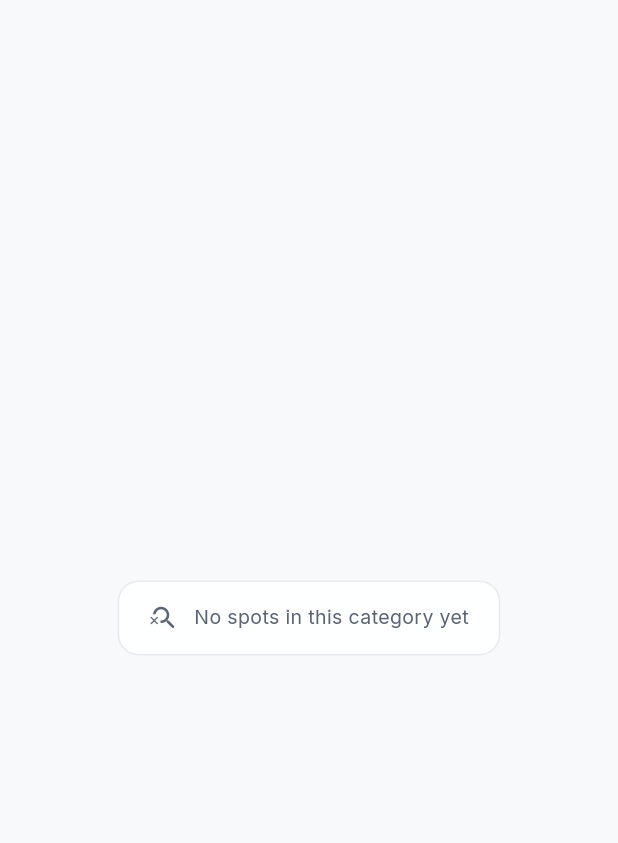
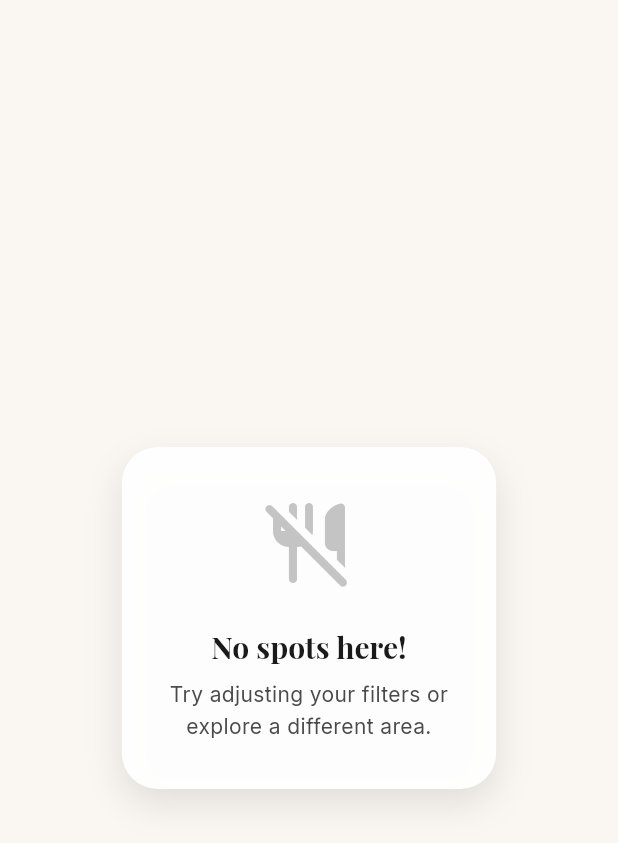
Before and after one commit to aaadnan259/Vantage419, a Flutter app: the EmptyStateOverlay widget shown alone on an empty page, opened directly, on a phone screen of 412 x 824 dp. Shown: the top 843 px of the screen. Run offline on Flutter 3.47's test engine with Material 3 defaults, Android fonts, the phone set to English and light mode, and no system bars; our stand-ins replace flutter_map, flutter_riverpod, geolocator, google_fonts, latlong2, share_plus and 1 more; accounts and stored records are empty.

Commit message:
feat: implement 'Editorial Pivot' UI redesign and update documentation

```diff
--- a/lib/core/models/toledo_spot.dart
+++ b/lib/core/models/toledo_spot.dart
@@ -12,6 +12,7 @@ class ToledoSpot {
     required this.description,
     this.imageUrl,
     this.address,
+    this.tags = const [],
   });
 
   final String id;
@@ -23,6 +24,7 @@ class ToledoSpot {
   final String description;
   final String? imageUrl;
   final String? address;
+  final List<String> tags;
 
   Map<String, dynamic> toJson() => {
     'id': id,
@@ -34,6 +36,7 @@ class ToledoSpot {
     'description': description,
     'imageUrl': imageUrl,
     'address': address,
+    'tags': tags,
   };
 
   /// S3.4: Defensive deserialization with coordinate validation
@@ -61,6 +64,9 @@ class ToledoSpot {
       description: json['description'] as String? ?? '',
       imageUrl: json['imageUrl'] as String?,
       address: json['address'] as String?,
+      tags:
+          (json['tags'] as List<dynamic>?)?.map((e) => e.toString()).toList() ??
+          const [],
     );
   }
 }
--- a/lib/core/theme/palette.dart
+++ b/lib/core/theme/palette.dart
@@ -39,36 +39,36 @@ class VantagePalette extends ThemeExtension<VantagePalette> {
   final Color success;
   final Color warning;
 
-  /// S7.2: Dark Mode Palette (Existing OLED Theme)
+  /// S7.2: Dark Mode Palette ("Midnight" - Deep Green & Gold)
   static const dark = VantagePalette(
-    primaryBackground: Color(0xFF0A0E14),
-    surface: Color(0xFF1A1F2E),
-    surfaceLight: Color(0xFF252B3B),
+    primaryBackground: Color(0xFF051907), // Deep Green
+    surface: Color(0xFF0A200C), // Slightly lighter green
+    surfaceLight: Color(0xFF142B16),
     textPrimary: Color(0xFFE6E6E6),
-    textSecondary: Color(0xFF8B95A8),
-    textMuted: Color(0xFF5A6475),
-    accent: Color(0xFF0D7ABF),
-    accentLight: Color(0xFF1A9AE6),
-    accentDark: Color(0xFF085A8F),
+    textSecondary: Color(0xFFC4C4C4),
+    textMuted: Color(0xFF8B95A8),
+    accent: Color(0xFFFFD700), // Gold
+    accentLight: Color(0xFFFFE66D),
+    accentDark: Color(0xFFC6A700),
     error: Color(0xFFF44336),
     success: Color(0xFF4CAF50),
     warning: Color(0xFFFFB74D),
   );
 
-  /// S7.2: Light Mode Palette (New)
+  /// S7.2: Light Mode Palette ("YummiBite" - Cream & Forest Green)
   static const light = VantagePalette(
-    primaryBackground: Color(0xFFF8F9FA), // Off-white
-    surface: Color(0xFFFFFFFF), // Pure white card
-    surfaceLight: Color(0xFFF1F3F5), // Light gray areas
-    textPrimary: Color(0xFF1A1F2E), // Dark blue text (inverse of dark surface)
-    textSecondary: Color(0xFF5A6475), // Muted blue-gray
-    textMuted: Color(0xFF8B95A8), // Lighter gray
-    accent: Color(0xFF0D7ABF), // Toyota Blue (same brand identity)
-    accentLight: Color(0xFF1A9AE6),
-    accentDark: Color(0xFF085A8F),
-    error: Color(0xFFD32F2F), // Slightly darker error for light mode
-    success: Color(0xFF388E3C), // Slightly darker green
-    warning: Color(0xFFF57C00), // Darker orange
+    primaryBackground: Color(0xFFFAF7F2), // Cream (Warm, paper-like)
+    surface: Color(0xFFFFFFFF), // Pure White
+    surfaceLight: Color(0xFFF0EBE0), // Slightly darker cream
+    textPrimary: Color(0xFF1A1A1A), // Charcoal
+    textSecondary: Color(0xFF4A4A4A), // Graphite
+    textMuted: Color(0xFF8C8C8C),
+    accent: Color(0xFF7CB342), // Fresh Lime
+    accentLight: Color(0xFFAED581),
+    accentDark: Color(0xFF2D5016), // Forest Green (Primary Brand)
+    error: Color(0xFFD32F2F),
+    success: Color(0xFF388E3C),
+    warning: Color(0xFFF57C00),
   );
 
   @override
--- a/lib/core/theme/typography.dart
+++ b/lib/core/theme/typography.dart
@@ -4,25 +4,25 @@ import 'package:google_fonts/google_fonts.dart';
 /// Vantage 419 type system — Space Grotesk headings, Inter body.
 abstract final class VantageTypography {
   static TextTheme get textTheme => TextTheme(
-    displayLarge: GoogleFonts.spaceGrotesk(
+    displayLarge: GoogleFonts.playfairDisplay(
       fontSize: 32,
       fontWeight: FontWeight.bold,
       letterSpacing: -0.5,
     ),
-    displayMedium: GoogleFonts.spaceGrotesk(
+    displayMedium: GoogleFonts.playfairDisplay(
       fontSize: 28,
       fontWeight: FontWeight.bold,
       letterSpacing: -0.25,
     ),
-    headlineLarge: GoogleFonts.spaceGrotesk(
+    headlineLarge: GoogleFonts.playfairDisplay(
       fontSize: 24,
       fontWeight: FontWeight.w700,
     ),
-    headlineMedium: GoogleFonts.spaceGrotesk(
+    headlineMedium: GoogleFonts.playfairDisplay(
       fontSize: 20,
       fontWeight: FontWeight.w600,
     ),
-    headlineSmall: GoogleFonts.spaceGrotesk(
+    headlineSmall: GoogleFonts.playfairDisplay(
       fontSize: 18,
       fontWeight: FontWeight.w600,
     ),
--- a/lib/core/utils/constants.dart
+++ b/lib/core/utils/constants.dart
@@ -10,6 +10,9 @@ abstract final class AppConstants {
   // Dark map tiles (CartoDB Dark Matter)
   static const darkTileUrl =
       'https://basemaps.cartocdn.com/dark_all/{z}/{x}/{y}@2x.png';
+  // Light map tiles (CartoDB Voyager - Clean, light)
+  static const lightTileUrl =
+      'https://basemaps.cartocdn.com/rastertiles/voyager/{z}/{x}/{y}@2x.png';
 
   // Animation durations
   static const spinDuration = Duration(milliseconds: 1000);
--- a/lib/features/map/widgets/empty_state.dart
+++ b/lib/features/map/widgets/empty_state.dart
@@ -1,46 +1,56 @@
 import 'package:flutter/material.dart';
 import '../../../../core/utils/extensions.dart';
 
-/// Shown on the map when no spots match the active roulette mode.
+/// S6.3 / S4.5.5: Empty state when no spots match active mode.
+/// Updated with "Playful" editorial style.
 class EmptyStateOverlay extends StatelessWidget {
   const EmptyStateOverlay({super.key});
 
   @override
   Widget build(BuildContext context) {
-    return Positioned(
-      bottom: 120,
-      left: 32,
-      right: 32,
-      child: Center(
-        child: Container(
-          padding: const EdgeInsets.symmetric(horizontal: 20, vertical: 14),
-          decoration: BoxDecoration(
-            color: context.colors.surface.withValues(alpha: 0.92),
-            borderRadius: BorderRadius.circular(14),
-            border: Border.all(
-              color: context.colors.textMuted.withValues(alpha: 0.2),
+    return Center(
+      child: Container(
+        padding: const EdgeInsets.all(32),
+        margin: const EdgeInsets.all(24),
+        decoration: BoxDecoration(
+          color: context.colors.surface.withValues(alpha: 0.95),
+          borderRadius: BorderRadius.circular(24),
+          boxShadow: [
+            BoxShadow(
+              color: Colors.black.withValues(alpha: 0.1),
+              blurRadius: 20,
+              offset: const Offset(0, 10),
             ),
-          ),
-          child: Row(
-            mainAxisSize: MainAxisSize.min,
-            children: [
-              Icon(
-                Icons.search_off_rounded,
+          ],
+        ),
+        child: Column(
+          mainAxisSize: MainAxisSize.min,
+          children: [
+            // Playful Icon (Hungry Ghost / Plate)
+            Icon(
+              Icons.no_meals_rounded,
+              size: 64,
+              color: context.colors.textMuted.withValues(alpha: 0.5),
+            ),
+            const SizedBox(height: 24),
+            Text(
+              "No spots here!",
+              style: context.textTheme.headlineMedium?.copyWith(
+                color: context.colors.textPrimary,
+                fontWeight: FontWeight.bold,
+              ),
+              textAlign: TextAlign.center,
+            ),
+            const SizedBox(height: 8),
+            Text(
+              "Try adjusting your filters or\nexplore a different area.",
+              style: context.textTheme.bodyMedium?.copyWith(
                 color: context.colors.textSecondary,
-                size: 20,
+                height: 1.5,
               ),
-              SizedBox(width: 10),
-              Flexible(
-                child: Text(
-                  'No spots in this category yet',
-                  style: TextStyle(
-                    color: context.colors.textSecondary,
-                    fontSize: 13,
-                  ),
-                ),
-              ),
-            ],
-          ),
+              textAlign: TextAlign.center,
+            ),
+          ],
         ),
       ),
     );
--- a/pubspec.yaml
+++ b/pubspec.yaml
@@ -16,7 +16,7 @@ dependencies:
   url_launcher: ^6.3.1
   flutter_riverpod: ^2.6.1
   shared_preferences: ^2.3.4
-  google_fonts: ^6.2.1
+  google_fonts: ^8.0.1
   share_plus: ^10.1.4
 
 dev_dependencies:
```
Also changed, not shown: lib/core/data_sources/spot_local_data_source.dart (+37 -7 lines), lib/features/map/map_screen.dart (+75 -21 lines), lib/features/map/widgets/custom_marker.dart (+9 -9 lines), lib/features/map/widgets/floating_search_pill.dart (added, +95 -0 lines), lib/features/roulette/widgets/shuffle_deck_overlay.dart (added, +244 -0 lines), pubspec.lock, 1 other file.
